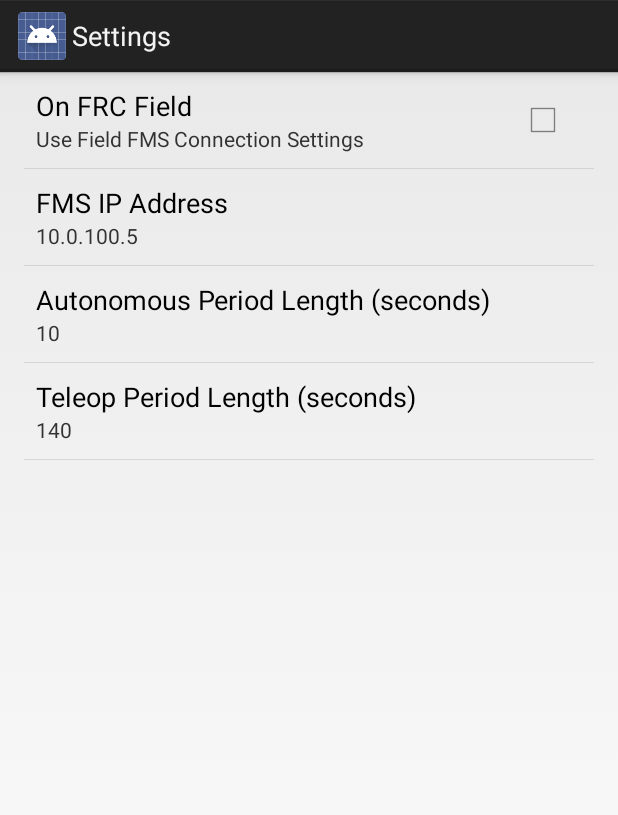
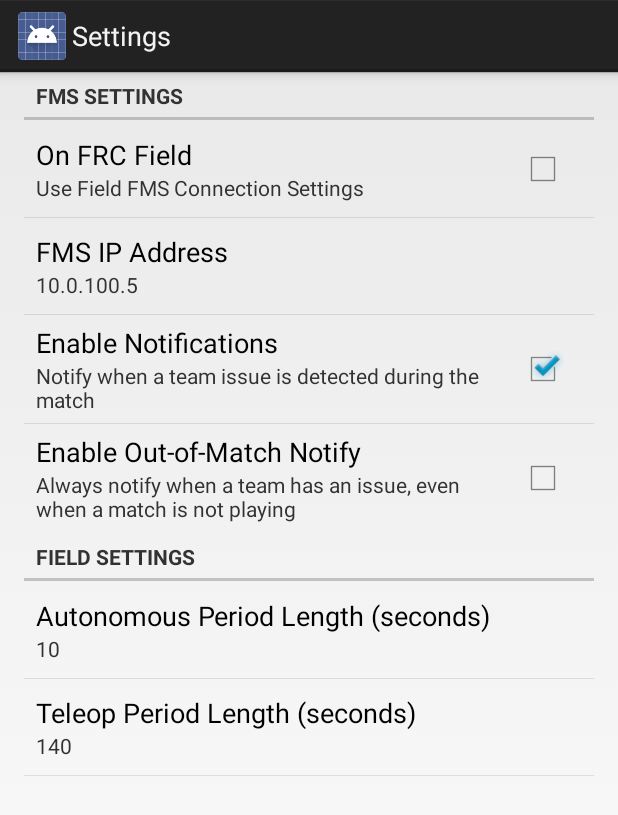
Before and after one commit to messenger-sean/fta-monitor-watchapp, an Android app: the fragment SettingsFragment shown on its own in the app's theme, after a tap on "On FRC Field", on a phone screen of 412 x 824 dp. Shown: the top 815 px of the screen. Run offline under Robolectric (Android 15) with nearby library versions, the light colour scheme and no system bars.

Commit message:
Added preferences for notifications, and created preferences headers for organization

```diff
--- a/app/src/main/java/com/fsilberberg/ftamonitor/view/SettingsFragment.java
+++ b/app/src/main/java/com/fsilberberg/ftamonitor/view/SettingsFragment.java
@@ -20,6 +20,8 @@ public class SettingsFragment extends PreferenceFragment implements SharedPrefer
     private String m_autoKey;
     private String m_teleopKey;
     private String m_defaultKey;
+    private String m_notificationKey;
+    private String m_notifyAlwaysKey;
 
     public SettingsFragment() {
     }
@@ -32,6 +34,8 @@ public class SettingsFragment extends PreferenceFragment implements SharedPrefer
         m_autoKey = getString(R.string.auto_time_key);
         m_teleopKey = getString(R.string.teleop_time_key);
         m_defaultKey = getString(R.string.on_field_key);
+        m_notificationKey = getString(R.string.notification_key);
+        m_notifyAlwaysKey = getString(R.string.notify_always_key);
         getActivity().getActionBar().setTitle(getString(R.string.action_settings));
     }
 
@@ -59,7 +63,7 @@ public class SettingsFragment extends PreferenceFragment implements SharedPrefer
             updatePref(key);
         } else if (key.equals(m_defaultKey)) {
             boolean defaultUrl = sharedPreferences.getBoolean(key, true);
-            String newUrl = "";
+            String newUrl;
             // If the default url is now true, update the url to the default signalr url
             if (defaultUrl) {
                 String oldUrl = sharedPreferences.getString(m_fmsKey, DEFAULT_SIGNALR_URL);
@@ -67,7 +71,7 @@ public class SettingsFragment extends PreferenceFragment implements SharedPrefer
                 sharedPreferences.edit()
                         .putString(PREVIOUS_CUSTOM_URL_KEY, oldUrl)
                         .putString(m_fmsKey, DEFAULT_SIGNALR_URL)
-                        .commit();
+                        .apply();
                 sendServiceUpdate(DEFAULT_SIGNALR_URL);
                 newUrl = DEFAULT_SIGNALR_URL;
             } else {
@@ -75,7 +79,7 @@ public class SettingsFragment extends PreferenceFragment implements SharedPrefer
                 newUrl = sharedPreferences.getString(PREVIOUS_CUSTOM_URL_KEY, DEFAULT_SIGNALR_URL);
                 sharedPreferences.edit()
                         .putString(m_fmsKey, newUrl)
-                        .commit();
+                        .apply();
 
                 sendServiceUpdate(newUrl);
             }
--- a/app/src/main/res/values/strings.xml
+++ b/app/src/main/res/values/strings.xml
@@ -20,6 +20,14 @@
     <string name="auto_time">Autonomous Period Length (seconds)</string>
     <string name="teleop_time_key">teleop_time</string>
     <string name="teleop_time">Teleop Period Length (seconds)</string>
+    <string name="notification_key">notification</string>
+    <string name="notification">Enable Notifications</string>
+    <string name="notification_desc">Notify when a team issue is detected during the match</string>
+    <string name="notify_always_key">notify_always</string>
+    <string name="notify_always">Enable Out-of-Match Notify</string>
+    <string name="notify_always_desc">Always notify when a team has an issue, even when a match is not playing</string>
+    <string name="field_settings_title">Field Settings</string>
+    <string name="fms_settings_title">FMS Settings</string>
     <string name="ds_ethernet">DS-ETH</string>
     <string name="ds">DS</string>
     <string name="radio">Radio</string>
--- a/app/src/main/res/xml/preferences.xml
+++ b/app/src/main/res/xml/preferences.xml
@@ -1,24 +1,40 @@
 <?xml version="1.0" encoding="utf-8"?>
 <PreferenceScreen xmlns:android="http://schemas.android.com/apk/res/android">
+    <PreferenceCategory android:title="@string/fms_settings_title">
         <CheckBoxPreference
+            android:defaultValue="true"
+            android:disableDependentsState="true"
             android:key="on_field"
-        android:title="@string/on_field"
             android:summary="@string/on_field_sum"
+            android:title="@string/on_field" />
+        <EditTextPreference
+            android:defaultValue="10.0.100.5"
+            android:dependency="on_field"
+            android:key="@string/fms_ip_addr_key"
+            android:title="@string/fms_ip_addr" />
+        <CheckBoxPreference
             android:defaultValue="true"
-        android:disableDependentsState="true"/>
+            android:disableDependentsState="false"
+            android:key="@string/notification_key"
+            android:summary="@string/notification_desc"
+            android:title="@string/notification" />
+        <CheckBoxPreference
+            android:defaultValue="false"
+            android:dependency="@string/notification_key"
+            android:key="@string/notify_always_key"
+            android:summary="@string/notify_always_desc"
+            android:title="@string/notify_always" />
+    </PreferenceCategory>
+    <PreferenceCategory android:title="@string/field_settings_title">
         <EditTextPreference
-        android:key="@string/fms_ip_addr_key"
-        android:title="@string/fms_ip_addr"
-        android:defaultValue="10.0.100.5"
-        android:dependency="on_field" />
+            android:defaultValue="10"
+            android:key="@string/auto_time_key"
+            android:numeric="integer"
+            android:title="@string/auto_time" />
         <EditTextPreference
-        android:key="@string/auto_time_key"
-        android:title="@string/auto_time"
-        android:defaultValue="10"
-        android:numeric="integer" />
-    <EditTextPreference
+            android:defaultValue="140"
             android:key="@string/teleop_time_key"
-        android:title="@string/teleop_time"
-        android:defaultValue="140"
-        android:numeric="integer" />
+            android:numeric="integer"
+            android:title="@string/teleop_time" />
+    </PreferenceCategory>
 </PreferenceScreen>
```
Also changed, not shown: app/src/main/java/com/fsilberberg/ftamonitor/services/FieldProblemNotificationService.java (+55 -1 lines). Lines whose indentation alone changed are shown as unchanged.
